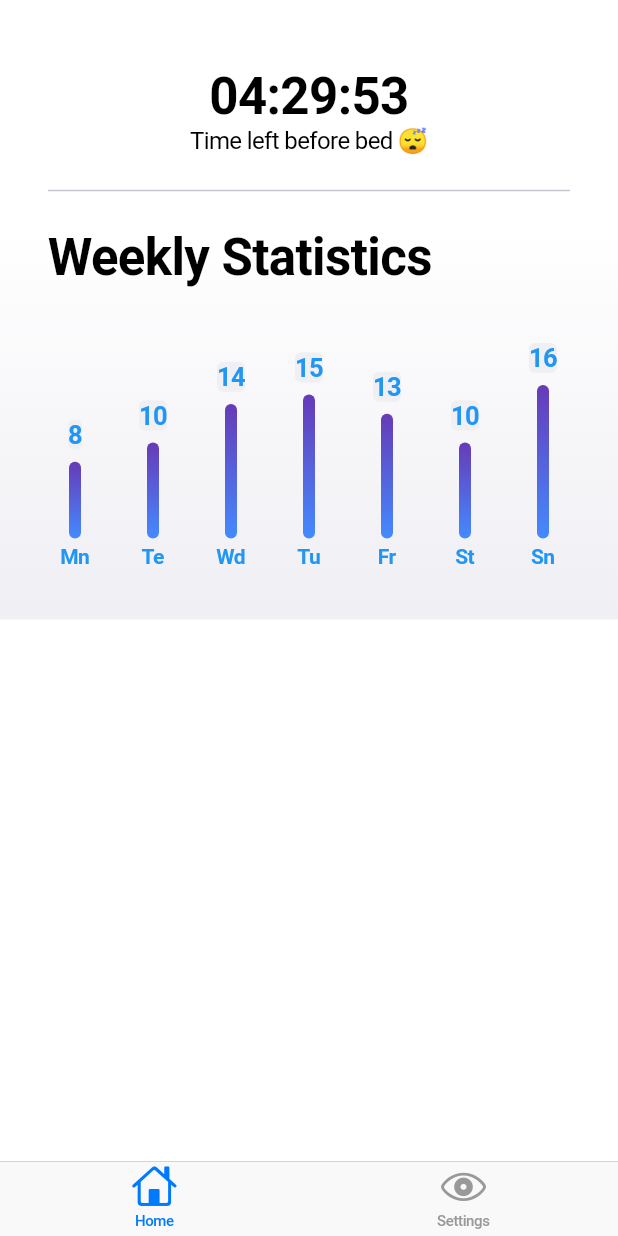
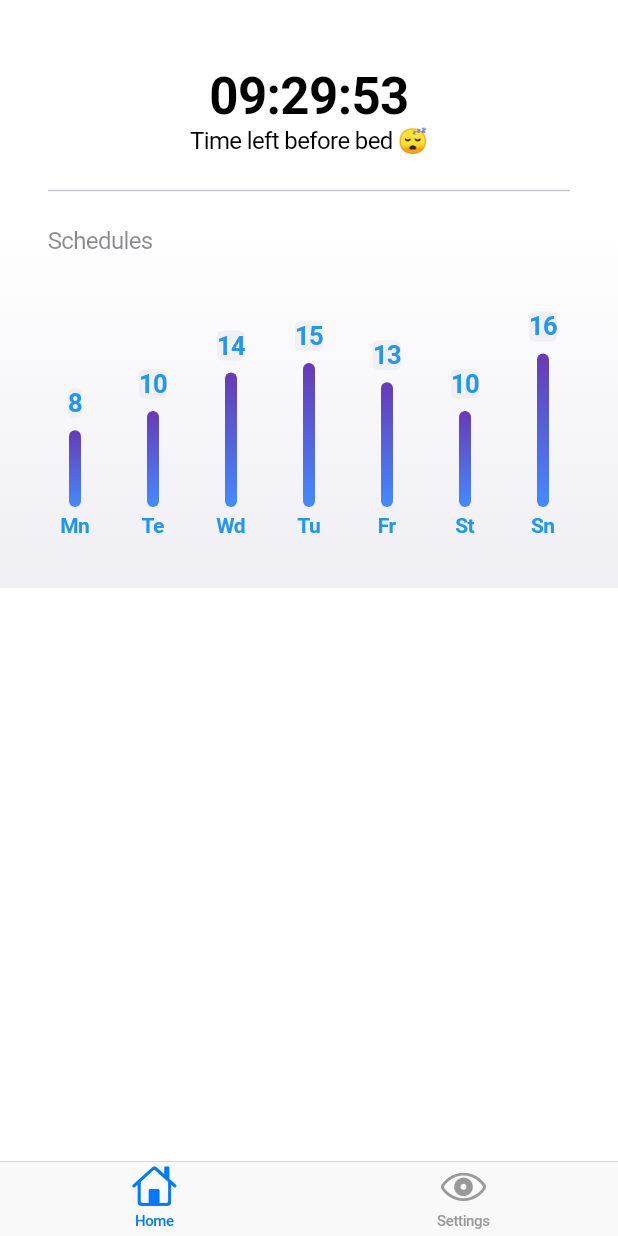
Before and after one commit to ChabanovX/sleep-tracker, a Flutter app: the screen it shows after launch, on a phone screen of 412 x 824 dp. Run offline on Flutter 3.47's test engine with Material 3 defaults, Android fonts, the light colour scheme and no system bars; drawn by our look-alikes of fl_chart.

Commit message:
Added checker for a schedule in main page.

```diff
--- a/sleep_tracker_app/lib/models/schedule.dart
+++ b/sleep_tracker_app/lib/models/schedule.dart
@@ -10,9 +10,12 @@ class FullSchedule extends ChangeNotifier {
     for (int i = 0; i < 7; i++) {
       days.add(DaySchedule(day: Day.values[i]));
     }
+    // Test
+    days[0].setSchedule(Duration(hours: 20, minutes: 0, seconds: 0), Duration(hours: 6, minutes: 0, seconds: 0));
+
   }
-  bool isDayOff(Day day) {
-    return days[day.index].isDayOff;
+  bool isDayOff(int day) {
+    return days[day].isDayOff;
   }
 
   void changeTimeBeforeNotification(Duration time) {
@@ -31,12 +34,10 @@ class FullSchedule extends ChangeNotifier {
   }
 
   Duration get todaySleepDuration {
-    // Returns the start of a sleep phase.
-    // if (isDayOff(Day.values[DateTime.now().weekday - 1])) {
-    //   return Duration.zero;
-    // }
-    // return days[DateTime.now().weekday - 1].start;
-    return Duration(hours: 15, minutes: 0, seconds: 0);
+    if (isDayOff(DateTime.now().weekday - 1)) {
+      return Duration.zero;
+    }
+    return days[DateTime.now().weekday - 1].start;
   }
 }
 
--- a/sleep_tracker_app/lib/models/timer.dart
+++ b/sleep_tracker_app/lib/models/timer.dart
@@ -72,10 +72,29 @@ class _CountdownState extends State<Countdown> {
     final minutes = twoDigits(duration.inMinutes.remainder(60));
     final seconds = twoDigits(duration.inSeconds.remainder(60));
 
-    return Text(
-      '$hours:$minutes:$seconds',
-      style: Styles.titleBold,
-      textAlign: TextAlign.center,
+    return Column(
+      children: [
+        Text(
+          '$hours:$minutes:$seconds',
+          style: Styles.titleBold,
+          textAlign: TextAlign.center,
+        ),
+        const Text("Time left before bed 😴", style: Styles.subtitle),
+      ],
     );
   }
 }
+
+class NoneScheduleWidget extends StatelessWidget {
+  const NoneScheduleWidget({super.key});
+
+  @override
+  Widget build(BuildContext context) {
+    return const Column(
+      children: [
+        Text("No schedule today", style: Styles.titleBold),
+        Text("Please add schedule", style: Styles.subtitle),
+      ],
+    );
+  }
+}
--- a/sleep_tracker_app/lib/ui/home_page.dart
+++ b/sleep_tracker_app/lib/ui/home_page.dart
@@ -30,17 +30,24 @@ class _HomePageState extends State<HomePage> {
             children: [
               Column(
                 children: [
-                  Countdown(
-                    sleepTime: context.watch<FullSchedule>().todaySleepDuration,
+                  Container(
+                    child: context
+                            .watch<FullSchedule>()
+                            .isDayOff(DateTime.now().weekday - 1)
+                        ? const NoneScheduleWidget()
+                        : Countdown(
+                            sleepTime: context
+                                .watch<FullSchedule>()
+                                .todaySleepDuration,
+                          ),
                   ), // Add from current timer
-                  Text("Time left before bed 😴", style: Styles.subtitle),
-                  SizedBox(height: 16.0),
-                  Divider(
+                  const SizedBox(height: 16.0),
+                  const Divider(
                     thickness: 1.0,
                     indent: 32.0,
                     endIndent: 32.0,
                   ),
-                  SizedBox(height: 16.0),
+                  const SizedBox(height: 16.0),
                 ],
               ),
               Container(
@@ -59,14 +66,15 @@ class _HomePageState extends State<HomePage> {
                     Container(
                       alignment: Alignment.centerLeft,
                       padding: const EdgeInsets.only(left: 32.0),
-                      child: Text("Weekly Statistics", style: Styles.titleBold),
+                      child:
+                          const Text("Schedules", style: Styles.graySubtitle),
                     ),
                     const SizedBox(height: 16.0),
                     AspectRatio(
                       aspectRatio: 2.0,
                       child: Container(
                         margin: const EdgeInsets.all(24.0),
-                        child: BarChartSample3(),
+                        child: const BarChartSample3(), // TODO Add schedules there
                       ),
                     ),
                     // const SizedBox(height: 32.0),
```
